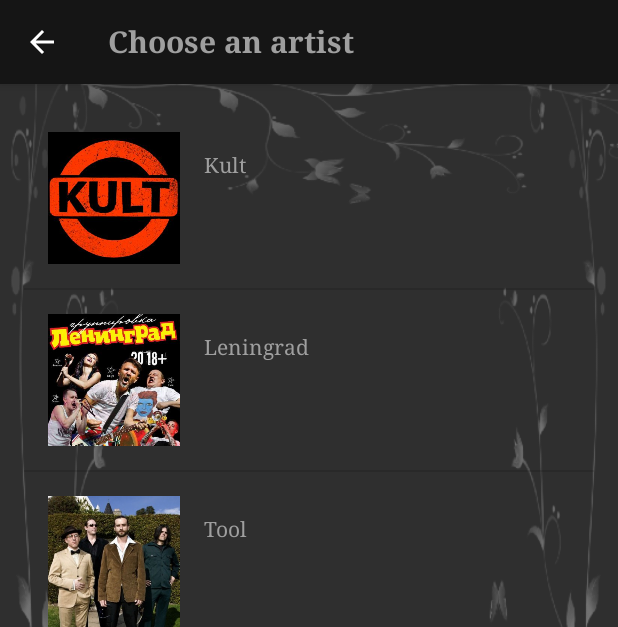
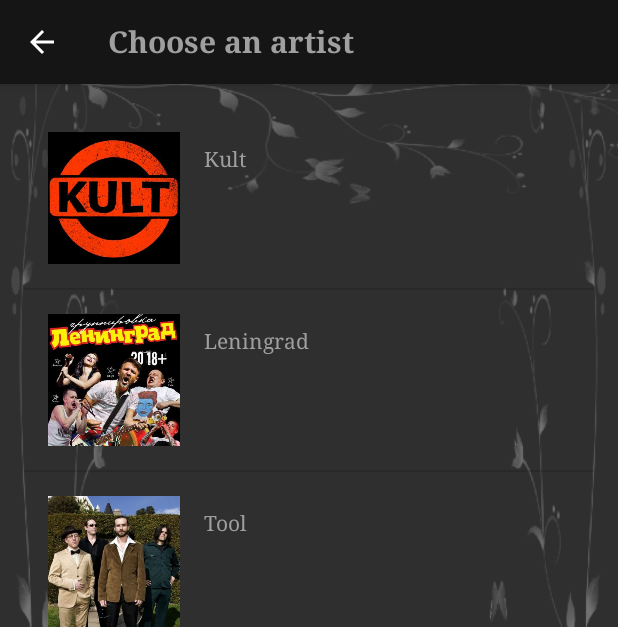
Before and after one commit to eovka/MusicalStructure, an Android app: the ArtistsActivity screen opened directly, with no data from a screen before it, on a phone screen of 412 x 824 dp. Shown: the top 627 px of the screen. Run offline under Robolectric (Android 15) with nearby library versions, the phone set to English and light mode, and no system bars; our stand-ins replace data binding.

Commit message:
Visibility of views not used in a list set to gone

```diff
--- a/app/src/main/java/pl/pisze_czytam/musicalstructure/MusicAdapter.java
+++ b/app/src/main/java/pl/pisze_czytam/musicalstructure/MusicAdapter.java
@@ -33,10 +33,10 @@
         artistName.setText(currentMusic.getArtistName());
 
         if (songTitle.getText().equals("")) {
-            songTitle.setTextSize(0);
+            songTitle.setVisibility(View.GONE);
         }
         if (albumTitle.getText().equals("")) {
-            albumTitle.setTextSize(0);
+            albumTitle.setVisibility(View.GONE);
         }
 
         return listSongView;
```
